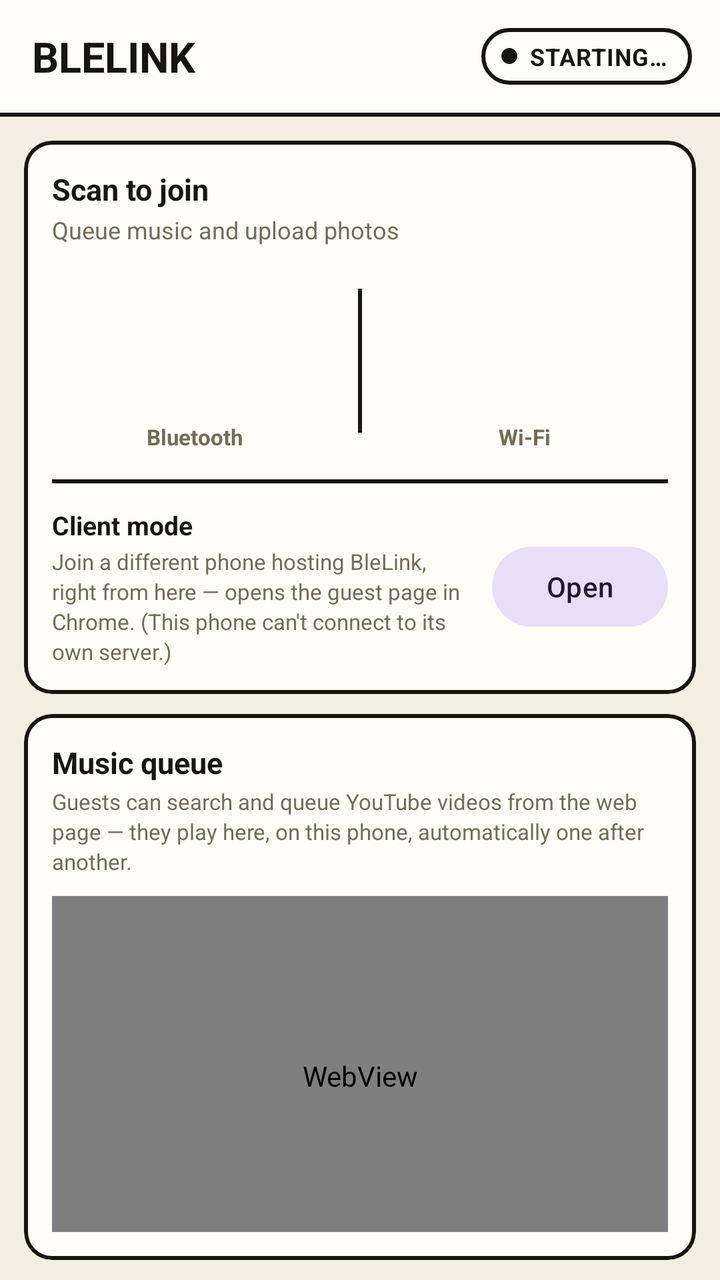
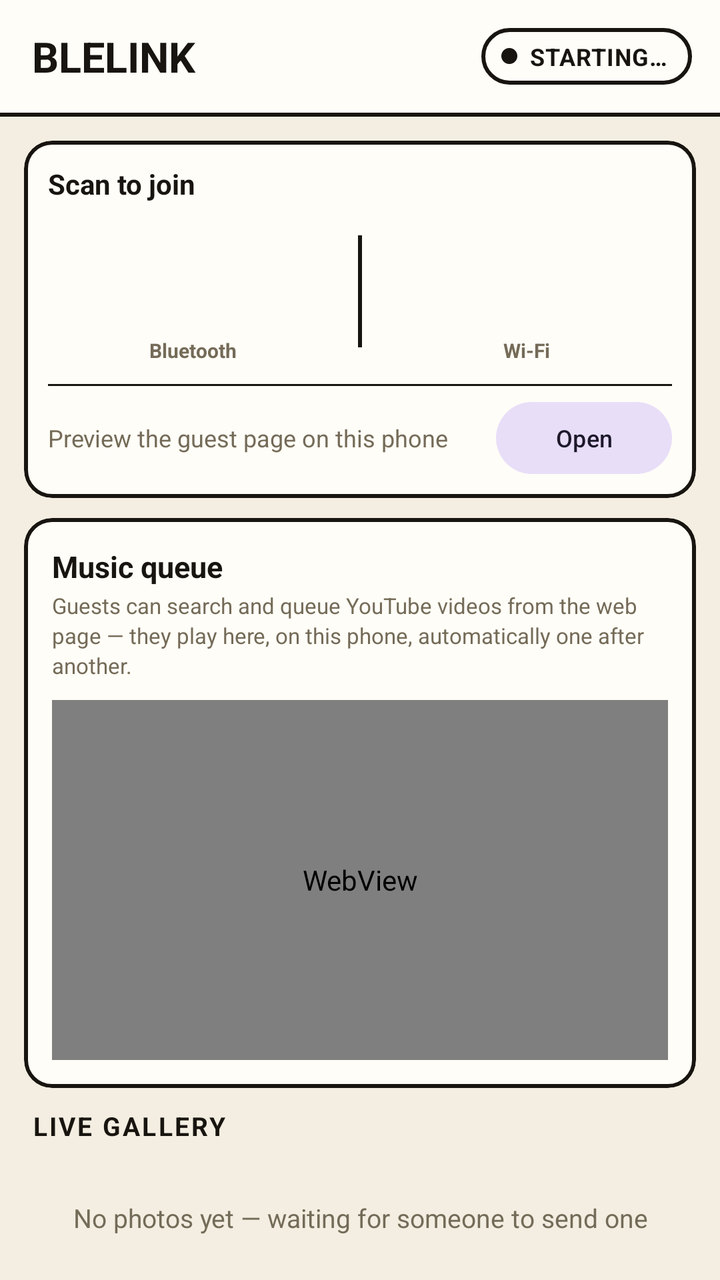

An Android layout rendered at two revisions. The XML below is the earlier revision; the diff shows what the commit changed to produce the second picture.
<!-- AndroidManifest.xml: application theme Theme.BleLink -->
<!-- res/layout/activity_main.xml -->
<?xml version="1.0" encoding="utf-8"?>
<LinearLayout xmlns:android="http://schemas.android.com/apk/res/android"
    xmlns:app="http://schemas.android.com/apk/res-auto"
    android:layout_width="match_parent"
    android:layout_height="match_parent"
    android:orientation="vertical"
    android:background="@color/background"
    android:keepScreenOn="true">

    
    <LinearLayout
        android:layout_width="match_parent"
        android:layout_height="wrap_content"
        android:orientation="horizontal"
        android:gravity="center_vertical"
        android:background="@color/surface"
        android:paddingStart="16dp"
        android:paddingEnd="14dp"
        android:paddingTop="14dp"
        android:paddingBottom="14dp">

        <TextView
            android:layout_width="0dp"
            android:layout_height="wrap_content"
            android:layout_weight="1"
            android:text="@string/app_name"
            android:textStyle="bold"
            android:textAllCaps="true"
            android:textSize="21sp"
            android:textColor="@color/on_background" />

        <LinearLayout
            android:id="@+id/statusPill"
            android:layout_width="wrap_content"
            android:layout_height="wrap_content"
            android:orientation="horizontal"
            android:gravity="center_vertical"
            android:background="@drawable/bg_status_pill"
            android:paddingStart="10dp"
            android:paddingEnd="12dp"
            android:paddingTop="6dp"
            android:paddingBottom="6dp">

            <View
                android:id="@+id/statusDot"
                android:layout_width="8dp"
                android:layout_height="8dp"
                android:background="@drawable/bg_status_dot" />

            <TextView
                android:id="@+id/statusText"
                android:layout_width="wrap_content"
                android:layout_height="wrap_content"
                android:layout_marginStart="6dp"
                android:text="@string/status_starting"
                android:textStyle="bold"
                android:textAllCaps="true"
                android:textSize="12sp"
                android:letterSpacing="0.03"
                android:textColor="@color/status_idle_text" />
        </LinearLayout>
    </LinearLayout>

    <View
        android:layout_width="match_parent"
        android:layout_height="2dp"
        android:background="@color/outline" />

    
    <com.google.android.material.card.MaterialCardView
        android:layout_width="match_parent"
        android:layout_height="wrap_content"
        android:layout_marginStart="12dp"
        android:layout_marginEnd="12dp"
        android:layout_marginTop="12dp"
        android:layout_marginBottom="10dp"
        app:cardCornerRadius="14dp"
        app:cardElevation="0dp"
        app:strokeWidth="2dp"
        app:strokeColor="@color/outline"
        app:cardBackgroundColor="@color/surface">

        <LinearLayout
            android:layout_width="match_parent"
            android:layout_height="wrap_content"
            android:orientation="vertical"
            android:padding="14dp">

            <TextView
                android:layout_width="wrap_content"
                android:layout_height="wrap_content"
                android:text="@string/scan_to_join_header"
                android:textStyle="bold"
                android:textSize="15sp"
                android:textColor="@color/on_background" />

            <TextView
                android:layout_width="wrap_content"
                android:layout_height="wrap_content"
                android:layout_marginTop="2dp"
                android:text="@string/scan_to_join_subtitle"
                android:textSize="12sp"
                android:textColor="@color/on_surface_variant" />

            <LinearLayout
                android:layout_width="match_parent"
                android:layout_height="wrap_content"
                android:layout_marginTop="12dp"
                android:orientation="horizontal"
                android:gravity="center_vertical">

                <LinearLayout
                    android:layout_width="0dp"
                    android:layout_height="wrap_content"
                    android:layout_weight="1"
                    android:orientation="vertical"
                    android:gravity="center">

                    <ImageView
                        android:id="@+id/qrImage"
                        android:layout_width="72dp"
                        android:layout_height="72dp"
                        android:contentDescription="@string/scan_to_join" />

                    <TextView
                        android:layout_width="wrap_content"
                        android:layout_height="wrap_content"
                        android:layout_marginTop="4dp"
                        android:text="@string/join_label_bluetooth"
                        android:textStyle="bold"
                        android:textSize="11sp"
                        android:textColor="@color/on_surface_variant" />
                </LinearLayout>

                <View
                    android:layout_width="2dp"
                    android:layout_height="72dp"
                    android:layout_marginStart="10dp"
                    android:layout_marginEnd="10dp"
                    android:background="@color/outline" />

                <LinearLayout
                    android:layout_width="0dp"
                    android:layout_height="wrap_content"
                    android:layout_weight="1"
                    android:orientation="vertical"
                    android:gravity="center">

                    <FrameLayout
                        android:layout_width="72dp"
                        android:layout_height="72dp">

                        <ImageView
                            android:id="@+id/lanQrImage"
                            android:layout_width="match_parent"
                            android:layout_height="match_parent"
                            android:contentDescription="@string/scan_to_join_lan" />

                        <TextView
                            android:id="@+id/lanQrUnavailableText"
                            android:layout_width="match_parent"
                            android:layout_height="match_parent"
                            android:gravity="center"
                            android:text="@string/lan_unavailable"
                            android:textSize="9sp"
                            android:textColor="@color/on_surface_variant"
                            android:visibility="gone" />
                    </FrameLayout>

                    <TextView
                        android:layout_width="wrap_content"
                        android:layout_height="wrap_content"
                        android:layout_marginTop="4dp"
                        android:text="@string/join_label_wifi"
                        android:textStyle="bold"
                        android:textSize="11sp"
                        android:textColor="@color/on_surface_variant" />
                </LinearLayout>
            </LinearLayout>

            <View
                android:layout_width="match_parent"
                android:layout_height="2dp"
                android:layout_marginTop="14dp"
                android:layout_marginBottom="12dp"
                android:background="@color/outline" />

            <LinearLayout
                android:layout_width="match_parent"
                android:layout_height="wrap_content"
                android:orientation="horizontal"
                android:gravity="center_vertical">

                <LinearLayout
                    android:layout_width="0dp"
                    android:layout_height="wrap_content"
                    android:layout_weight="1"
                    android:orientation="vertical">

                    <TextView
                        android:layout_width="wrap_content"
                        android:layout_height="wrap_content"
                        android:text="@string/client_mode_title"
                        android:textStyle="bold"
                        android:textSize="13sp"
                        android:textColor="@color/on_background" />

                    <TextView
                        android:layout_width="wrap_content"
                        android:layout_height="wrap_content"
                        android:layout_marginTop="2dp"
                        android:text="@string/client_mode_explainer"
                        android:textSize="11sp"
                        android:lineSpacingExtra="2sp"
                        android:textColor="@color/on_surface_variant" />
                </LinearLayout>

                <Button
                    android:id="@+id/openClientModeBtn"
                    android:layout_width="wrap_content"
                    android:layout_height="wrap_content"
                    android:layout_marginStart="10dp"
                    android:text="@string/client_mode_button"
                    android:textAllCaps="false"
                    style="@style/Widget.Material3.Button.TonalButton" />
            </LinearLayout>
        </LinearLayout>
    </com.google.android.material.card.MaterialCardView>

    
    <com.google.android.material.card.MaterialCardView
        android:layout_width="match_parent"
        android:layout_height="wrap_content"
        android:layout_marginStart="12dp"
        android:layout_marginEnd="12dp"
        android:layout_marginBottom="10dp"
        app:cardCornerRadius="14dp"
        app:cardElevation="0dp"
        app:strokeWidth="2dp"
        app:strokeColor="@color/outline"
        app:cardBackgroundColor="@color/surface">

        <LinearLayout
            android:layout_width="match_parent"
            android:layout_height="wrap_content"
            android:orientation="vertical"
            android:padding="14dp">

            <TextView
                android:layout_width="wrap_content"
                android:layout_height="wrap_content"
                android:text="@string/music_title"
                android:textStyle="bold"
                android:textSize="15sp"
                android:textColor="@color/on_background" />

            <TextView
                android:layout_width="wrap_content"
                android:layout_height="wrap_content"
                android:layout_marginTop="2dp"
                android:text="@string/music_explainer"
                android:textSize="11sp"
                android:lineSpacingExtra="2sp"
                android:textColor="@color/on_surface_variant" />

            <WebView
                android:id="@+id/youtubePlayerWebView"
                android:layout_width="match_parent"
                android:layout_height="180dp"
                android:layout_marginTop="10dp" />
        </LinearLayout>
    </com.google.android.material.card.MaterialCardView>

    
    <TextView
        android:layout_width="wrap_content"
        android:layout_height="wrap_content"
        android:layout_marginStart="16dp"
        android:layout_marginBottom="6dp"
        android:text="@string/live_gallery"
        android:textStyle="bold"
        android:textSize="13sp"
        android:textAllCaps="true"
        android:letterSpacing="0.08"
        android:textColor="@color/on_background" />

    
    <FrameLayout
        android:layout_width="match_parent"
        android:layout_height="0dp"
        android:layout_weight="1">

        <androidx.recyclerview.widget.RecyclerView
            android:id="@+id/photoRecyclerView"
            android:layout_width="match_parent"
            android:layout_height="match_parent"
            android:paddingStart="10dp"
            android:paddingEnd="10dp"
            android:paddingBottom="10dp"
            android:clipToPadding="false" />

        <TextView
            android:id="@+id/emptyGalleryText"
            android:layout_width="wrap_content"
            android:layout_height="wrap_content"
            android:layout_gravity="center"
            android:layout_marginStart="32dp"
            android:layout_marginEnd="32dp"
            android:gravity="center"
            android:text="@string/empty_gallery"
            android:textSize="13sp"
            android:textColor="@color/on_surface_variant" />
    </FrameLayout>

</LinearLayout>
<!-- resources referenced by this layout -->
<resources>
  <color name="background">#F3EEE1</color>
  <color name="on_background">#18140F</color>
  <color name="on_surface_variant">#746B58</color>
  <color name="outline">#18140F</color>
  <color name="status_idle_text">#18140F</color>
  <color name="surface">#FFFDF7</color>
  <!-- drawable bg_status_dot (drawable) -->
  <?xml version="1.0" encoding="utf-8"?>
  <shape xmlns:android="http://schemas.android.com/apk/res/android"
      android:shape="oval">
      <solid android:color="@color/status_idle_text" />
  </shape>
  <!-- drawable bg_status_pill (drawable) -->
  <?xml version="1.0" encoding="utf-8"?>
  <shape xmlns:android="http://schemas.android.com/apk/res/android"
      android:shape="rectangle">
      <solid android:color="@color/status_idle_bg" />
      <stroke android:width="2dp" android:color="@color/outline" />
      <corners android:radius="20dp" />
  </shape>
  <string name="app_name">BleLink</string>
  <string name="client_mode_button">Open</string>
  <string name="client_mode_explainer">Join a different phone hosting BleLink, right from here — opens the guest page in Chrome. (This phone can\'t connect to its own server.)</string>
  <string name="client_mode_title">Client mode</string>
  <string name="empty_gallery">No photos yet — waiting for someone to send one</string>
  <string name="join_label_bluetooth">Bluetooth</string>
  <string name="join_label_wifi">Wi-Fi</string>
  <string name="lan_unavailable">No Wi-Fi network detected</string>
  <string name="live_gallery">Live gallery</string>
  <string name="music_explainer">Guests can search and queue YouTube videos from the web page — they play here, on this phone, automatically one after another.</string>
  <string name="music_title">Music queue</string>
  <string name="scan_to_join">Scan to join over Bluetooth</string>
  <string name="scan_to_join_header">Scan to join</string>
  <string name="scan_to_join_lan">Scan to join over Wi-Fi</string>
  <string name="scan_to_join_subtitle">Queue music and upload photos</string>
  <string name="status_starting">Starting…</string>
  <style name="Theme.BleLink" parent="Theme.Material3.DayNight.NoActionBar">
          <item name="colorPrimary">@color/primary</item>
          <item name="colorPrimaryDark">@color/primary_dark</item>
          <item name="colorOnPrimary">@color/on_primary</item>
          <item name="colorSurface">@color/surface</item>
          <item name="colorOnSurface">@color/on_background</item>
          <item name="android:windowBackground">@color/background</item>
          <item name="android:statusBarColor">@color/surface</item>
          <item name="android:windowLightStatusBar">true</item>
      </style>
  <color name="status_idle_bg">#FFFDF7</color>
  <color name="primary">#FF5A36</color>
  <color name="primary_dark">#E04A29</color>
  <color name="on_primary">#FFFDF7</color>
</resources>

<!-- the commit's change to res/layout/activity_main.xml (unified diff, before → after) -->
@@ -84,28 +84,20 @@
             android:layout_width="match_parent"
             android:layout_height="wrap_content"
             android:orientation="vertical"
-            android:padding="14dp">
+            android:padding="12dp">
 
             <TextView
                 android:layout_width="wrap_content"
                 android:layout_height="wrap_content"
                 android:text="@string/scan_to_join_header"
                 android:textStyle="bold"
-                android:textSize="15sp"
+                android:textSize="14sp"
                 android:textColor="@color/on_background" />
 
-            <TextView
-                android:layout_width="wrap_content"
-                android:layout_height="wrap_content"
-                android:layout_marginTop="2dp"
-                android:text="@string/scan_to_join_subtitle"
-                android:textSize="12sp"
-                android:textColor="@color/on_surface_variant" />
-
             <LinearLayout
                 android:layout_width="match_parent"
                 android:layout_height="wrap_content"
-                android:layout_marginTop="12dp"
+                android:layout_marginTop="8dp"
                 android:orientation="horizontal"
                 android:gravity="center_vertical">
 
@@ -118,23 +110,23 @@
 
                     <ImageView
                         android:id="@+id/qrImage"
-                        android:layout_width="72dp"
-                        android:layout_height="72dp"
+                        android:layout_width="56dp"
+                        android:layout_height="56dp"
                         android:contentDescription="@string/scan_to_join" />
 
                     <TextView
                         android:layout_width="wrap_content"
                         android:layout_height="wrap_content"
-                        android:layout_marginTop="4dp"
+                        android:layout_marginTop="3dp"
                         android:text="@string/join_label_bluetooth"
                         android:textStyle="bold"
-                        android:textSize="11sp"
+                        android:textSize="10sp"
                         android:textColor="@color/on_surface_variant" />
                 </LinearLayout>
 
                 <View
                     android:layout_width="2dp"
-                    android:layout_height="72dp"
+                    android:layout_height="56dp"
                     android:layout_marginStart="10dp"
                     android:layout_marginEnd="10dp"
                     android:background="@color/outline" />
@@ -147,8 +139,8 @@
                     android:gravity="center">
 
                     <FrameLayout
-                        android:layout_width="72dp"
-                        android:layout_height="72dp">
+                        android:layout_width="56dp"
+                        android:layout_height="56dp">
 
                         <ImageView
                             android:id="@+id/lanQrImage"
@@ -162,7 +154,7 @@
                             android:layout_height="match_parent"
                             android:gravity="center"
                             android:text="@string/lan_unavailable"
-                            android:textSize="9sp"
+                            android:textSize="8sp"
                             android:textColor="@color/on_surface_variant"
                             android:visibility="gone" />
                     </FrameLayout>
@@ -170,19 +162,19 @@
                     <TextView
                         android:layout_width="wrap_content"
                         android:layout_height="wrap_content"
-                        android:layout_marginTop="4dp"
+                        android:layout_marginTop="3dp"
                         android:text="@string/join_label_wifi"
                         android:textStyle="bold"
-                        android:textSize="11sp"
+                        android:textSize="10sp"
                         android:textColor="@color/on_surface_variant" />
                 </LinearLayout>
             </LinearLayout>
 
             <View
                 android:layout_width="match_parent"
-                android:layout_height="2dp"
-                android:layout_marginTop="14dp"
-                android:layout_marginBottom="12dp"
+                android:layout_height="1dp"
+                android:layout_marginTop="10dp"
+                android:layout_marginBottom="8dp"
                 android:background="@color/outline" />
 
             <LinearLayout
@@ -191,37 +183,27 @@
                 android:orientation="horizontal"
                 android:gravity="center_vertical">
 
-                <LinearLayout
+                <TextView
                     android:layout_width="0dp"
                     android:layout_height="wrap_content"
                     android:layout_weight="1"
-                    android:orientation="vertical">
-
-                    <TextView
-                        android:layout_width="wrap_content"
-                        android:layout_height="wrap_content"
-                        android:text="@string/client_mode_title"
-                        android:textStyle="bold"
-                        android:textSize="13sp"
-                        android:textColor="@color/on_background" />
-
-                    <TextView
-                        android:layout_width="wrap_content"
-                        android:layout_height="wrap_content"
-                        android:layout_marginTop="2dp"
-                        android:text="@string/client_mode_explainer"
-                        android:textSize="11sp"
-                        android:lineSpacingExtra="2sp"
-                        android:textColor="@color/on_surface_variant" />
-                </LinearLayout>
+                    android:text="@string/client_mode_title"
+                    android:textSize="12sp"
+                    android:textColor="@color/on_surface_variant" />
 
                 <Button
                     android:id="@+id/openClientModeBtn"
                     android:layout_width="wrap_content"
-                    android:layout_height="wrap_content"
+                    android:layout_height="36dp"
                     android:layout_marginStart="10dp"
+                    android:minHeight="0dp"
+                    android:insetTop="0dp"
+                    android:insetBottom="0dp"
+                    android:paddingTop="0dp"
+                    android:paddingBottom="0dp"
                     android:text="@string/client_mode_button"
                     android:textAllCaps="false"
+                    android:textSize="12sp"
                     style="@style/Widget.Material3.Button.TonalButton" />
             </LinearLayout>
         </LinearLayout>
<!-- resource entries referenced after the edit -->
@@ -22,8 +22,7 @@
   </shape>
   <string name="app_name">BleLink</string>
   <string name="client_mode_button">Open</string>
-  <string name="client_mode_explainer">Join a different phone hosting BleLink, right from here — opens the guest page in Chrome. (This phone can\'t connect to its own server.)</string>
-  <string name="client_mode_title">Client mode</string>
+  <string name="client_mode_title">Preview the guest page on this phone</string>
   <string name="empty_gallery">No photos yet — waiting for someone to send one</string>
   <string name="join_label_bluetooth">Bluetooth</string>
   <string name="join_label_wifi">Wi-Fi</string>
@@ -34,7 +33,6 @@
   <string name="scan_to_join">Scan to join over Bluetooth</string>
   <string name="scan_to_join_header">Scan to join</string>
   <string name="scan_to_join_lan">Scan to join over Wi-Fi</string>
-  <string name="scan_to_join_subtitle">Queue music and upload photos</string>
   <string name="status_starting">Starting…</string>
   <style name="Theme.BleLink" parent="Theme.Material3.DayNight.NoActionBar">
           <item name="colorPrimary">@color/primary</item>
